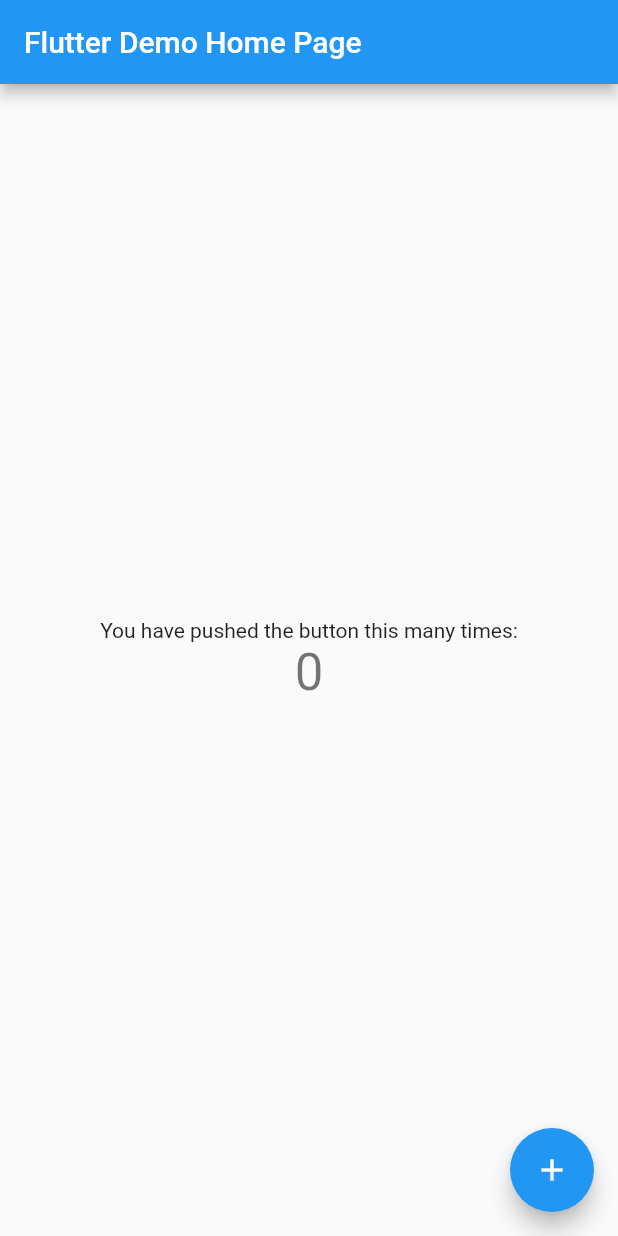
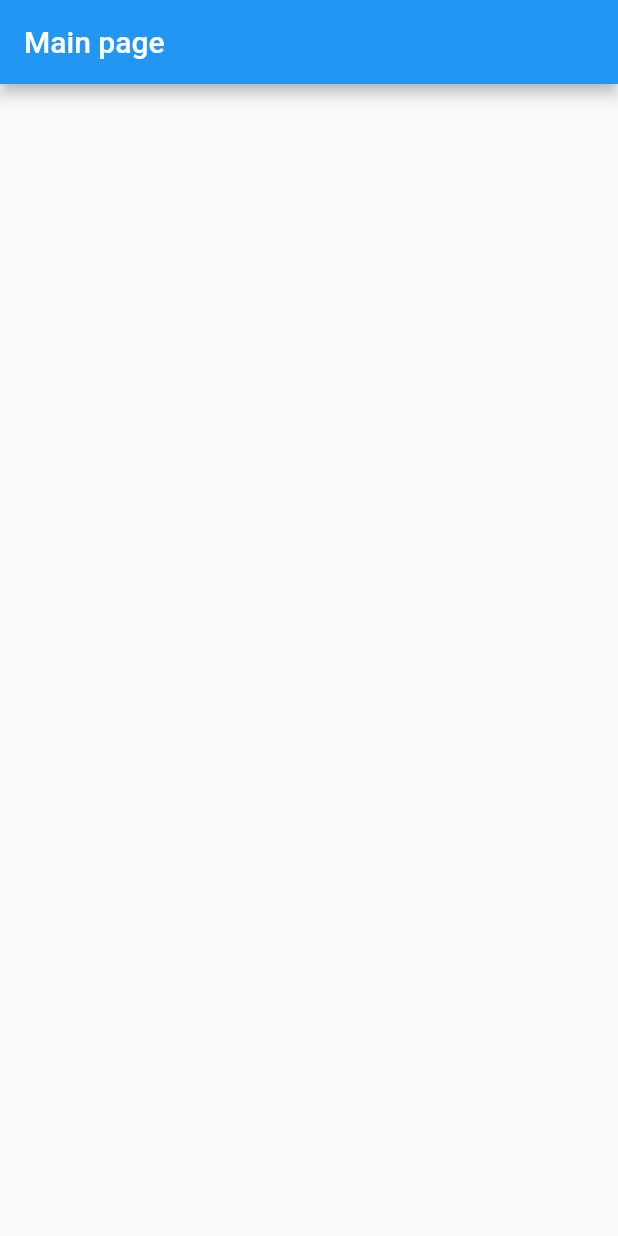
Before and after one commit to RamiroCuenca/home-banking-app, a Flutter app: the screen it shows after launch, on a phone screen of 412 x 824 dp. Run offline on Flutter 3.47's test engine with Material 2 defaults, Android fonts, the light colour scheme and no system bars.

Commit message:
Modified main.dart, created routes and pages directories

```diff
--- a/lib/main.dart
+++ b/lib/main.dart
@@ -1,113 +1,16 @@
 import 'package:flutter/material.dart';
+import 'package:home_banking/src/routes/routes.dart';
 
-void main() {
-  runApp(MyApp());
-}
+void main() => runApp(MyApp());
 
 class MyApp extends StatelessWidget {
-  // This widget is the root of your application.
   @override
   Widget build(BuildContext context) {
     return MaterialApp(
-      title: 'Flutter Demo',
-      theme: ThemeData(
-        // This is the theme of your application.
-        //
-        // Try running your application with "flutter run". You'll see the
-        // application has a blue toolbar. Then, without quitting the app, try
-        // changing the primarySwatch below to Colors.green and then invoke
-        // "hot reload" (press "r" in the console where you ran "flutter run",
-        // or simply save your changes to "hot reload" in a Flutter IDE).
-        // Notice that the counter didn't reset back to zero; the application
-        // is not restarted.
-        primarySwatch: Colors.blue,
-      ),
-      home: MyHomePage(title: 'Flutter Demo Home Page'),
+      title: 'Home Banking App',
+      debugShowCheckedModeBanner: false,
+      initialRoute: 'main',
+      routes: getApplicationRoutes(),
     );
   }
 }
-
-class MyHomePage extends StatefulWidget {
-  MyHomePage({Key key, this.title}) : super(key: key);
-
-  // This widget is the home page of your application. It is stateful, meaning
-  // that it has a State object (defined below) that contains fields that affect
-  // how it looks.
-
-  // This class is the configuration for the state. It holds the values (in this
-  // case the title) provided by the parent (in this case the App widget) and
-  // used by the build method of the State. Fields in a Widget subclass are
-  // always marked "final".
-
-  final String title;
-
-  @override
-  _MyHomePageState createState() => _MyHomePageState();
-}
-
-class _MyHomePageState extends State<MyHomePage> {
-  int _counter = 0;
-
-  void _incrementCounter() {
-    setState(() {
-      // This call to setState tells the Flutter framework that something has
-      // changed in this State, which causes it to rerun the build method below
-      // so that the display can reflect the updated values. If we changed
-      // _counter without calling setState(), then the build method would not be
-      // called again, and so nothing would appear to happen.
-      _counter++;
-    });
-  }
-
-  @override
-  Widget build(BuildContext context) {
-    // This method is rerun every time setState is called, for instance as done
-    // by the _incrementCounter method above.
-    //
-    // The Flutter framework has been optimized to make rerunning build methods
-    // fast, so that you can just rebuild anything that needs updating rather
-    // than having to individually change instances of widgets.
-    return Scaffold(
-      appBar: AppBar(
-        // Here we take the value from the MyHomePage object that was created by
-        // the App.build method, and use it to set our appbar title.
-        title: Text(widget.title),
-      ),
-      body: Center(
-        // Center is a layout widget. It takes a single child and positions it
-        // in the middle of the parent.
-        child: Column(
-          // Column is also a layout widget. It takes a list of children and
-          // arranges them vertically. By default, it sizes itself to fit its
-          // children horizontally, and tries to be as tall as its parent.
-          //
-          // Invoke "debug painting" (press "p" in the console, choose the
-          // "Toggle Debug Paint" action from the Flutter Inspector in Android
-          // Studio, or the "Toggle Debug Paint" command in Visual Studio Code)
-          // to see the wireframe for each widget.
-          //
-          // Column has various properties to control how it sizes itself and
-          // how it positions its children. Here we use mainAxisAlignment to
-          // center the children vertically; the main axis here is the vertical
-          // axis because Columns are vertical (the cross axis would be
-          // horizontal).
-          mainAxisAlignment: MainAxisAlignment.center,
-          children: <Widget>[
-            Text(
-              'You have pushed the button this many times:',
-            ),
-            Text(
-              '$_counter',
-              style: Theme.of(context).textTheme.headline4,
-            ),
-          ],
-        ),
-      ),
-      floatingActionButton: FloatingActionButton(
-        onPressed: _incrementCounter,
-        tooltip: 'Increment',
-        child: Icon(Icons.add),
-      ), // This trailing comma makes auto-formatting nicer for build methods.
-    );
-  }
-}
--- /dev/null
+++ b/lib/src/pages/main_page.dart
@@ -0,0 +1,13 @@
+import 'package:flutter/material.dart';
+
+class MainPage extends StatelessWidget {
+  const MainPage({Key key}) : super(key: key);
+
+  @override
+  Widget build(BuildContext context) {
+    return Scaffold(
+        appBar: AppBar(
+      title: Text('Main page'),
+    ));
+  }
+}
--- /dev/null
+++ b/lib/src/pages/pages.dart
@@ -0,0 +1,3 @@
+// Doc from where we import all pages
+
+export 'main_page.dart';
--- /dev/null
+++ b/lib/src/routes/routes.dart
@@ -0,0 +1,11 @@
+import 'package:flutter/material.dart';
+import 'package:home_banking/src/pages/pages.dart';
+
+Map<String, WidgetBuilder> getApplicationRoutes() {
+  // Método de donde obtenemos las rrutas
+  final routes = <String, WidgetBuilder>{
+    'main': (BuildContext context) => MainPage()
+  };
+
+  return routes;
+}
```
